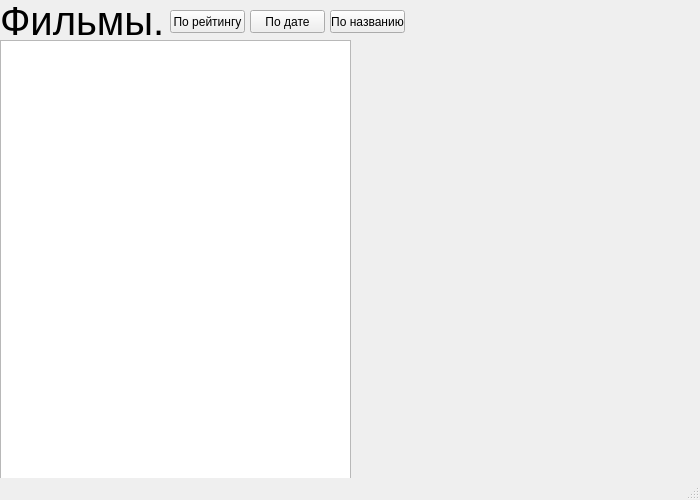
Zloiben/Application, file film.ui: the form before one commit.
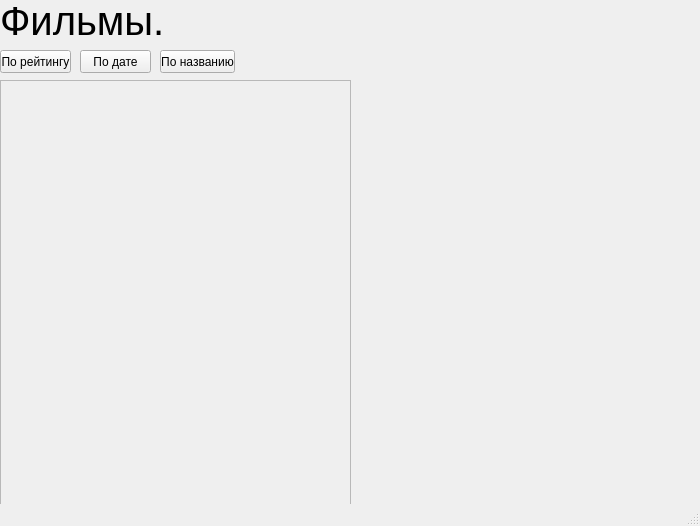
The form after the commit.

Diff of the .ui file:
```diff
--- a/film.ui
+++ b/film.ui
@@ -7,7 +7,7 @@
     <x>0</x>
     <y>0</y>
     <width>700</width>
-    <height>500</height>
+    <height>526</height>
    </rect>
   </property>
   <property name="windowTitle">
@@ -35,22 +35,25 @@
      <string>Фильмы.</string>
     </property>
    </widget>
-   <widget class="QPlainTextEdit" name="table">
+   <widget class="QPlainTextEdit" name="table_films">
+    <property name="enabled">
+     <bool>false</bool>
+    </property>
     <property name="geometry">
      <rect>
       <x>0</x>
-      <y>40</y>
+      <y>80</y>
       <width>351</width>
-      <height>461</height>
+      <height>491</height>
      </rect>
     </property>
    </widget>
    <widget class="QPushButton" name="btn_rating_DESC">
     <property name="geometry">
      <rect>
-      <x>170</x>
-      <y>10</y>
-      <width>75</width>
+      <x>0</x>
+      <y>50</y>
+      <width>71</width>
       <height>23</height>
      </rect>
     </property>
@@ -61,9 +64,9 @@
    <widget class="QPushButton" name="btn_date_DESC">
     <property name="geometry">
      <rect>
-      <x>250</x>
-      <y>10</y>
-      <width>75</width>
+      <x>80</x>
+      <y>50</y>
+      <width>71</width>
       <height>23</height>
      </rect>
     </property>
@@ -74,8 +77,8 @@
    <widget class="QPushButton" name="btn_name_DESC">
     <property name="geometry">
      <rect>
-      <x>330</x>
-      <y>10</y>
+      <x>160</x>
+      <y>50</y>
       <width>75</width>
       <height>23</height>
      </rect>
```
Left out of the diff: 6 changed lines with no effect on the pictures.
